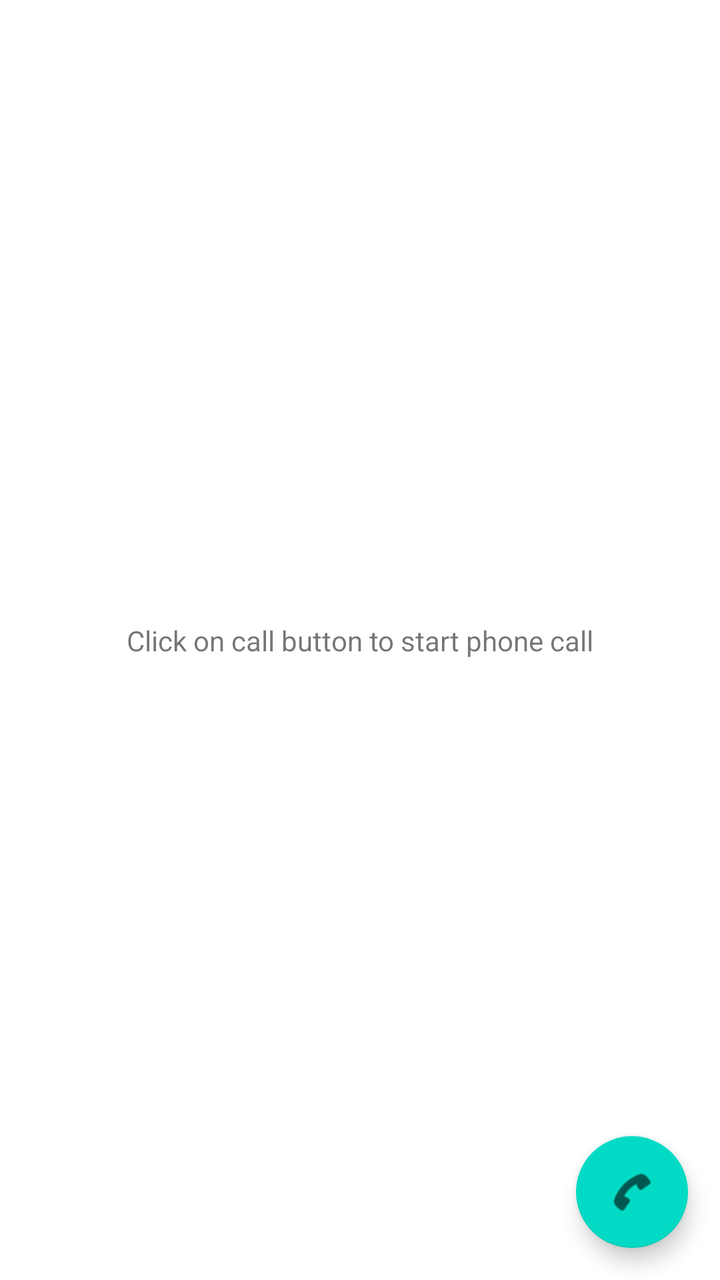
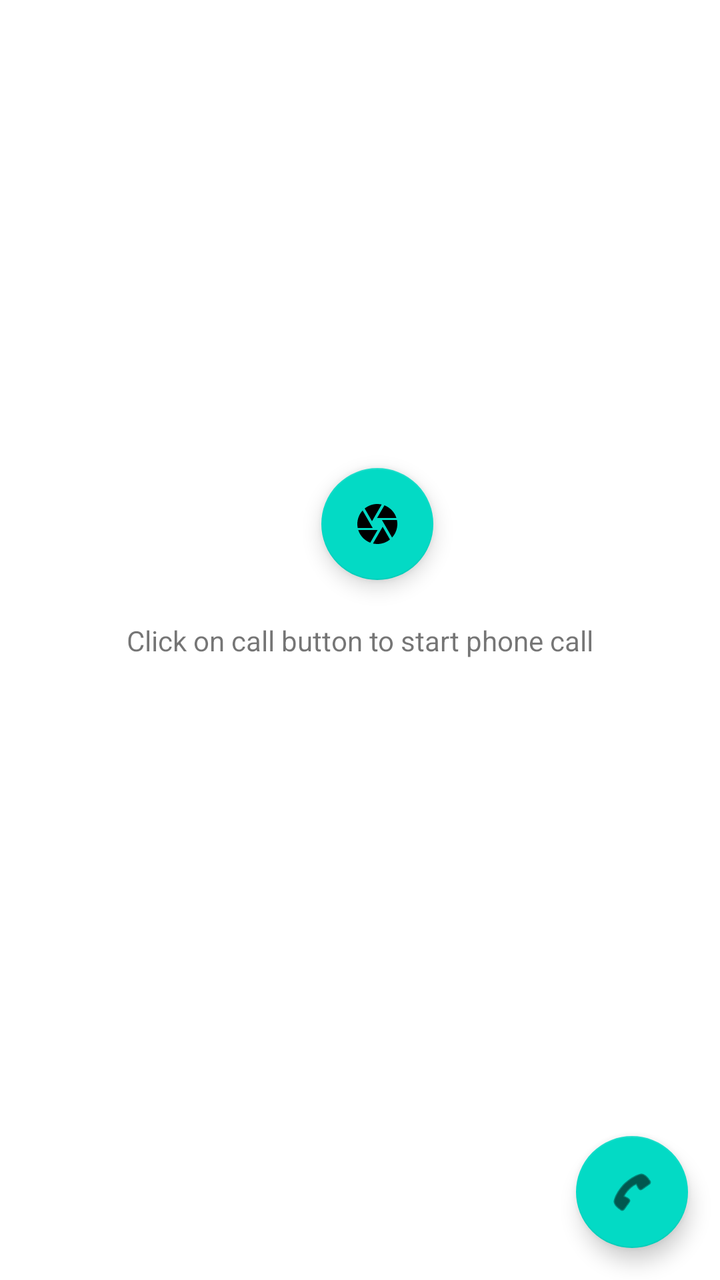

Screens rendered from an Android XML layout before and after an edit, with the pre-edit source and the edit as a unified diff.
<!-- AndroidManifest.xml: application theme Theme.PermissionsLab -->
<!-- res/layout/activity_main.xml -->
<?xml version="1.0" encoding="utf-8"?>
<androidx.constraintlayout.widget.ConstraintLayout xmlns:android="http://schemas.android.com/apk/res/android"
    xmlns:app="http://schemas.android.com/apk/res-auto"
    xmlns:tools="http://schemas.android.com/tools"
    android:layout_width="match_parent"
    android:layout_height="match_parent"
    tools:context=".MainActivity">

    <TextView
        android:layout_width="wrap_content"
        android:layout_height="wrap_content"
        android:text="@string/instructions_string"
        app:layout_constraintBottom_toBottomOf="parent"
        app:layout_constraintEnd_toEndOf="parent"
        app:layout_constraintStart_toStartOf="parent"
        app:layout_constraintTop_toTopOf="parent" />

    <com.google.android.material.floatingactionbutton.FloatingActionButton
        android:id="@+id/fab"
        android:layout_width="wrap_content"
        android:layout_height="wrap_content"
        android:layout_gravity="end|bottom"
        android:src="@android:drawable/ic_menu_call"
        android:contentDescription="Call"
        android:layout_margin="16dp"
        app:layout_constraintBottom_toBottomOf="parent"
        app:layout_constraintEnd_toEndOf="parent"/>
</androidx.constraintlayout.widget.ConstraintLayout>
<!-- resources referenced by this layout -->
<resources>
  <string name="instructions_string">Click on call button to start phone call</string>
  <style name="Theme.PermissionsLab" parent="Theme.MaterialComponents.DayNight.DarkActionBar">
          
          <item name="colorPrimary">@color/purple_500</item>
          <item name="colorPrimaryVariant">@color/purple_700</item>
          <item name="colorOnPrimary">@color/white</item>
          
          <item name="colorSecondary">@color/teal_200</item>
          <item name="colorSecondaryVariant">@color/teal_700</item>
          <item name="colorOnSecondary">@color/black</item>
          
          <item name="android:statusBarColor" tools:targetApi="l">?attr/colorPrimaryVariant</item>
          
      </style>
  <color name="purple_500">#FF6200EE</color>
  <color name="purple_700">#FF3700B3</color>
  <color name="white">#FFFFFFFF</color>
  <color name="teal_200">#FF03DAC5</color>
  <color name="teal_700">#FF018786</color>
  <color name="black">#FF000000</color>
</resources>

<!-- the commit's change to res/layout/activity_main.xml (unified diff, before → after) -->
@@ -1,4 +1,5 @@
 <?xml version="1.0" encoding="utf-8"?>
+<layout>
 <androidx.constraintlayout.widget.ConstraintLayout xmlns:android="http://schemas.android.com/apk/res/android"
     xmlns:app="http://schemas.android.com/apk/res-auto"
     xmlns:tools="http://schemas.android.com/tools"
@@ -7,6 +8,7 @@
     tools:context=".MainActivity">
 
     <TextView
+        android:id="@+id/textView"
         android:layout_width="wrap_content"
         android:layout_height="wrap_content"
         android:text="@string/instructions_string"
@@ -25,4 +27,19 @@
         android:layout_margin="16dp"
         app:layout_constraintBottom_toBottomOf="parent"
         app:layout_constraintEnd_toEndOf="parent"/>
+
+    <com.google.android.material.floatingactionbutton.FloatingActionButton
+        android:id="@+id/fab2"
+        android:layout_width="wrap_content"
+        android:layout_height="wrap_content"
+        android:layout_margin="16dp"
+        android:contentDescription="Camera"
+        android:src="@drawable/camera_pem"
+        app:layout_constraintBottom_toBottomOf="parent"
+        app:layout_constraintEnd_toEndOf="parent"
+        app:layout_constraintHorizontal_bias="0.532"
+        app:layout_constraintStart_toStartOf="parent"
+        app:layout_constraintTop_toTopOf="parent"
+        app:layout_constraintVertical_bias="0.395" />
 </androidx.constraintlayout.widget.ConstraintLayout>
+</layout>
<!-- resource entries referenced after the edit -->
@@ -1,5 +1,11 @@
 <!-- resources referenced by this layout -->
 <resources>
+  <!-- drawable camera_pem (drawable) -->
+  <vector android:height="24dp" android:tint="#000000"
+      android:viewportHeight="24" android:viewportWidth="24"
+      android:width="24dp" xmlns:android="http://schemas.android.com/apk/res/android">
+      <path android:fillColor="@android:color/white" android:pathData="M9.4,10.5l4.77,-8.26C13.47,2.09 12.75,2 12,2c-2.4,0 -4.6,0.85 -6.32,2.25l3.66,6.35 0.06,-0.1zM21.54,9c-0.92,-2.92 -3.15,-5.26 -6,-6.34L11.88,9h9.66zM21.8,10h-7.49l0.29,0.5 4.76,8.25C21,16.97 22,14.61 22,12c0,-0.69 -0.07,-1.35 -0.2,-2zM8.54,12l-3.9,-6.75C3.01,7.03 2,9.39 2,12c0,0.69 0.07,1.35 0.2,2h7.49l-1.15,-2zM2.46,15c0.92,2.92 3.15,5.26 6,6.34L12.12,15L2.46,15zM13.73,15l-3.9,6.76c0.7,0.15 1.42,0.24 2.17,0.24 2.4,0 4.6,-0.85 6.32,-2.25l-3.66,-6.35 -0.93,1.6z"/>
+  </vector>
   <string name="instructions_string">Click on call button to start phone call</string>
   <style name="Theme.PermissionsLab" parent="Theme.MaterialComponents.DayNight.DarkActionBar">
           
